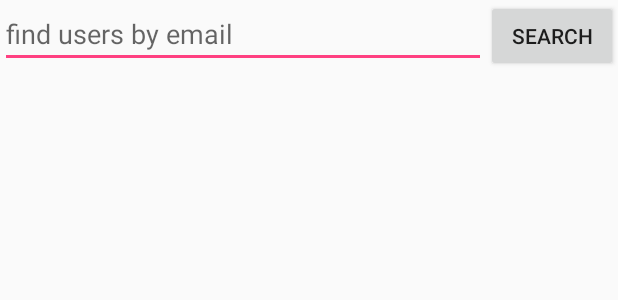
After one commit to SimCoderYoutube/SnapchatClone, an Android app: the layout activity_find_users.xml on its own in the app's theme, with its tools: preview values and no code run, on a phone screen of 412 x 824 dp. The commit adds this screen. Shown: the top 300 px of the screen. Run offline under Robolectric (Android 15) with nearby library versions, the light colour scheme and no system bars.

Commit message:
- Getting the recyclerView Ready

```diff
--- a/app/build.gradle
+++ b/app/build.gradle
@@ -21,6 +21,9 @@ android {
 dependencies {
     implementation fileTree(dir: 'libs', include: ['*.jar'])
     implementation 'com.android.support:appcompat-v7:26.1.0'
+
+    implementation "com.android.support:recyclerview-v7:26.1.0"
+
     implementation 'com.android.support.constraint:constraint-layout:1.0.2'
     testImplementation 'junit:junit:4.12'
     androidTestImplementation 'com.android.support.test:runner:1.0.1'
@@ -38,4 +41,5 @@ dependencies {
 
 
 
+
 apply plugin: 'com.google.gms.google-services'
--- a/app/src/main/AndroidManifest.xml
+++ b/app/src/main/AndroidManifest.xml
@@ -25,7 +25,8 @@
         <activity android:name=".loginRegistration.ChooseLoginRegistrationActivity" />
         <activity android:name=".loginRegistration.LoginActivity" />
         <activity android:name=".loginRegistration.RegistrationActivity" />
-        <activity android:name=".ShowCaptureActivity"></activity>
+        <activity android:name=".ShowCaptureActivity" />
+        <activity android:name=".FindUsersActivity"></activity>
     </application>
 
 </manifest>
--- /dev/null
+++ b/app/src/main/res/layout/activity_find_users.xml
@@ -0,0 +1,32 @@
+<?xml version="1.0" encoding="utf-8"?>
+<LinearLayout xmlns:android="http://schemas.android.com/apk/res/android"
+    xmlns:app="http://schemas.android.com/apk/res-auto"
+    xmlns:tools="http://schemas.android.com/tools"
+    android:layout_width="match_parent"
+    android:layout_height="match_parent"
+    tools:context="com.simcoder.snapchatclone.FindUsersActivity"
+    android:orientation="vertical">
+    <LinearLayout
+        android:layout_width="match_parent"
+        android:layout_height="wrap_content"
+        android:orientation="horizontal">
+        <EditText
+            android:layout_weight="1"
+            android:layout_width="0dp"
+            android:layout_height="wrap_content"
+            android:hint="find users by email"
+            android:id="@+id/input" />
+        <Button
+            android:layout_width="wrap_content"
+            android:layout_height="wrap_content"
+            android:id="@+id/search"
+            android:text="Search"/>
+    </LinearLayout>
+    <android.support.v7.widget.RecyclerView
+        android:layout_width="match_parent"
+        android:layout_height="wrap_content"
+        android:id="@+id/recyclerView">
+
+    </android.support.v7.widget.RecyclerView>
+
+</LinearLayout>
```
Also changed, not shown: app/src/main/java/com/simcoder/snapchatclone/FindUsersActivity.java (added, +45 -0 lines), app/src/main/java/com/simcoder/snapchatclone/RecyclerViewFollow/RCAdapater.java (added, +42 -0 lines), app/src/main/java/com/simcoder/snapchatclone/RecyclerViewFollow/RCViewHolders.java (added, +26 -0 lines), app/src/main/java/com/simcoder/snapchatclone/RecyclerViewFollow/UsersObject.java (added, +29 -0 lines), app/src/main/java/com/simcoder/snapchatclone/fragment/CameraFragment.java (+16 -0 lines), app/src/main/res/layout/fragment_camera.xml (+17 -5 lines), app/src/main/res/layout/recylerview_followers_item.xml (added, +22 -0 lines).
